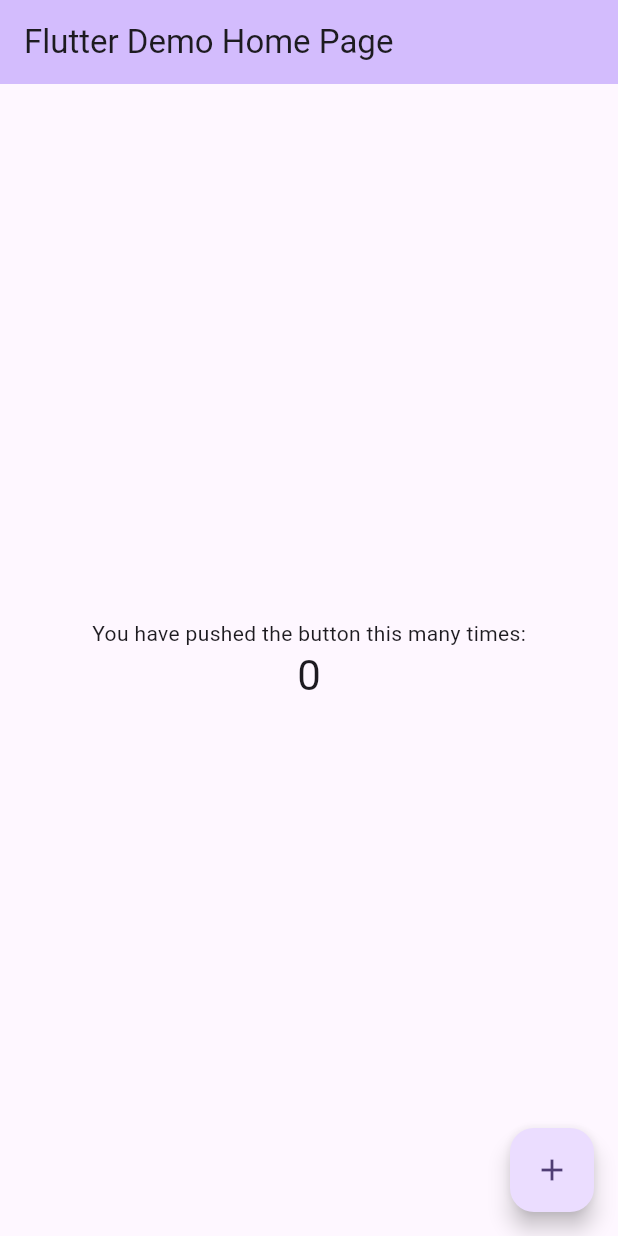
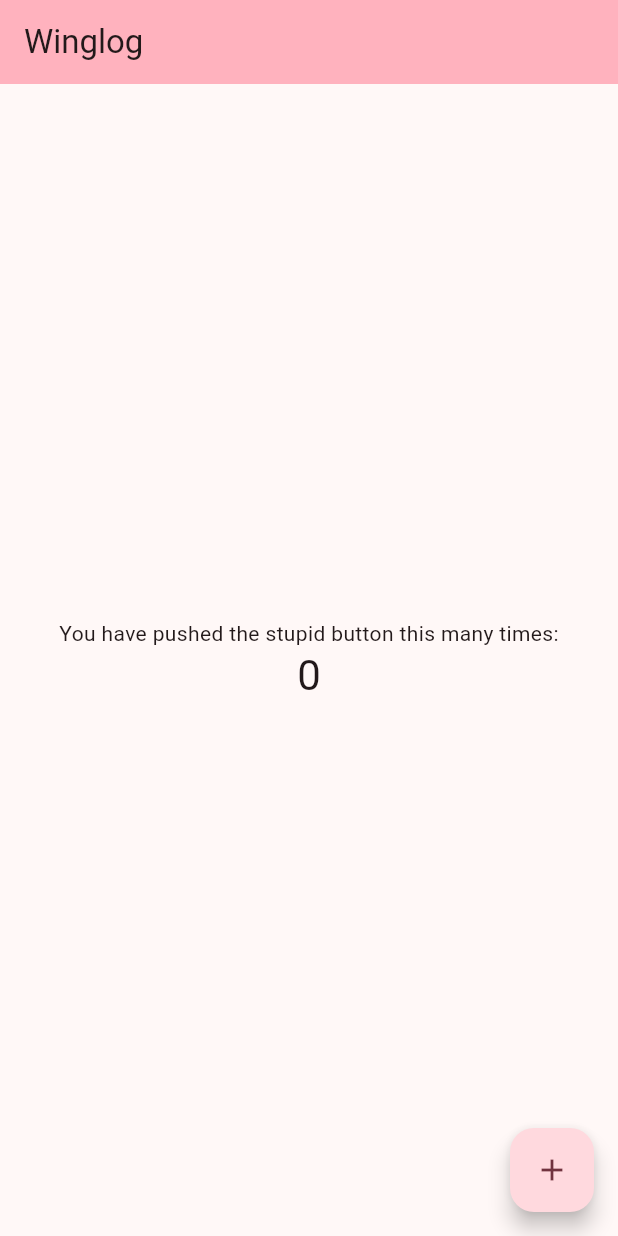
Before and after one commit to buuddaan/WingLog, a Flutter app: the screen it shows after launch, on a phone screen of 412 x 824 dp. Run offline on Flutter 3.47's test engine with Material 3 defaults, Android fonts, the phone set to English and light mode, and no system bars.

Commit message:
Bytt färg, titel winglog

```diff
--- a/frontend/lib/main.dart
+++ b/frontend/lib/main.dart
@@ -11,7 +11,7 @@ class MyApp extends StatelessWidget {
   @override
   Widget build(BuildContext context) {
     return MaterialApp(
-      title: 'Flutter Demo',
+      title: 'Winglog demo',
       theme: ThemeData(
         // This is the theme of your application.
         //
@@ -28,9 +28,9 @@ class MyApp extends StatelessWidget {
         //
         // This works for code too, not just values: Most code changes can be
         // tested with just a hot reload.
-        colorScheme: .fromSeed(seedColor: Colors.deepPurple),
+        colorScheme: .fromSeed(seedColor: Colors.pink),
       ),
-      home: const MyHomePage(title: 'Flutter Demo Home Page'),
+      home: const MyHomePage(title: 'Winglog'),
     );
   }
 }
@@ -104,7 +104,7 @@ class _MyHomePageState extends State<MyHomePage> {
           // wireframe for each widget.
           mainAxisAlignment: .center,
           children: [
-            const Text('You have pushed the button this many times:'),
+            const Text('You have pushed the stupid button this many times:'),
             Text(
               '$_counter',
               style: Theme.of(context).textTheme.headlineMedium,
```
